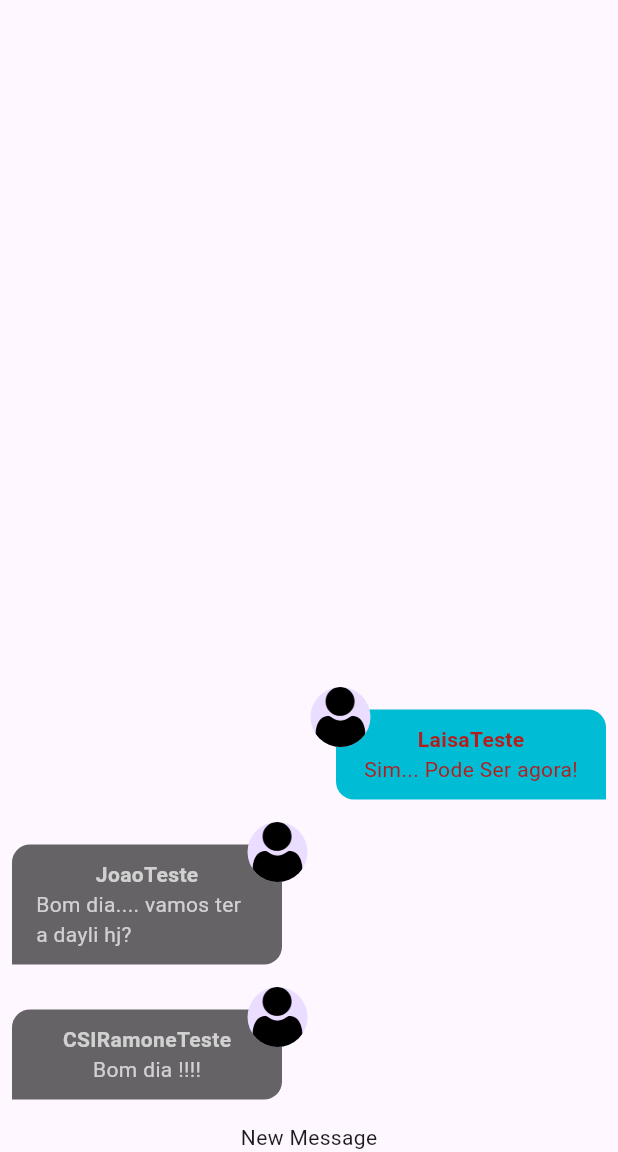
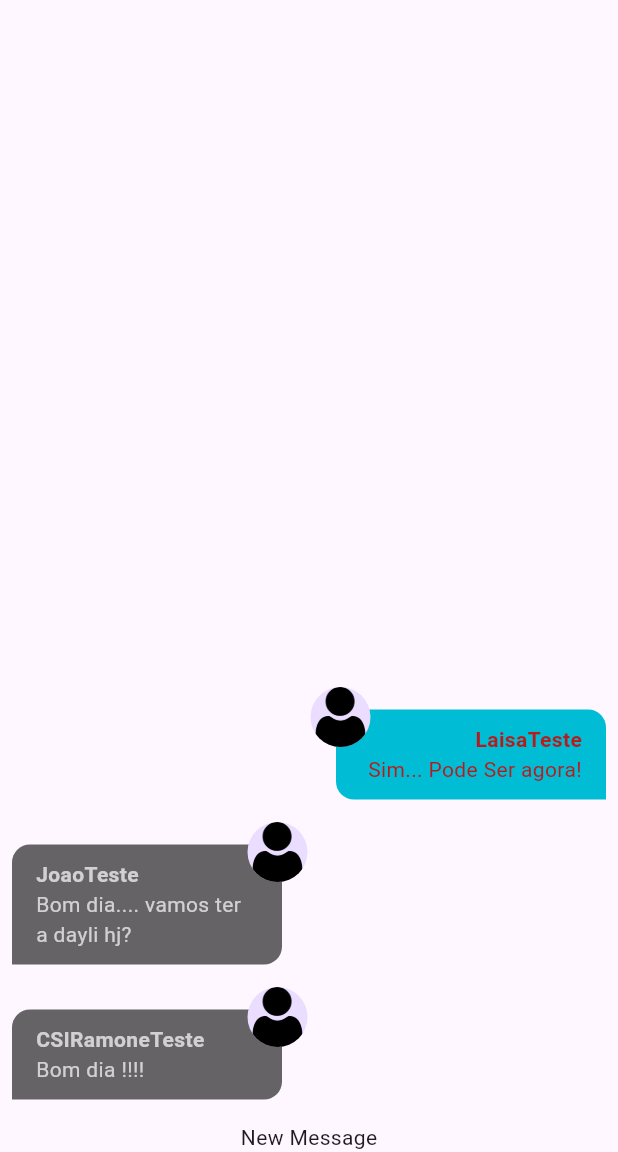
Before and after one commit to CSIRamone/chat, a Flutter app: the screen it shows after launch, on a phone screen of 412 x 824 dp, the part 84-1236 px from its top. Run offline on Flutter 3.47's test engine with Material 3 defaults, Android fonts, the phone set to English and light mode, and no system bars; our stand-ins replace image_picker; accounts and stored records are empty.

Commit message:
Componente Message Bubble#3

```diff
--- a/chat/lib/components/message_bubble.dart
+++ b/chat/lib/components/message_bubble.dart
@@ -63,7 +63,11 @@ class MessageBubble extends StatelessWidget {
                 vertical: 15,
                 horizontal: 8,
               ),
-              child: Column(children: [
+              child: Column(
+                  crossAxisAlignment: belongToCurrentUser
+                      ? CrossAxisAlignment.end
+                      : CrossAxisAlignment.start,
+                  children: [
                     Text(
                       message.userName,
                       style: TextStyle(
@@ -75,6 +79,9 @@ class MessageBubble extends StatelessWidget {
                     ),
                     Text(
                       message.text,
+                      textAlign: belongToCurrentUser
+                          ? TextAlign.right
+                          : TextAlign.left,
                       style: TextStyle(
                         color: belongToCurrentUser
                             ? Colors.red.shade900
```
Lines whose indentation alone changed are shown as unchanged.
